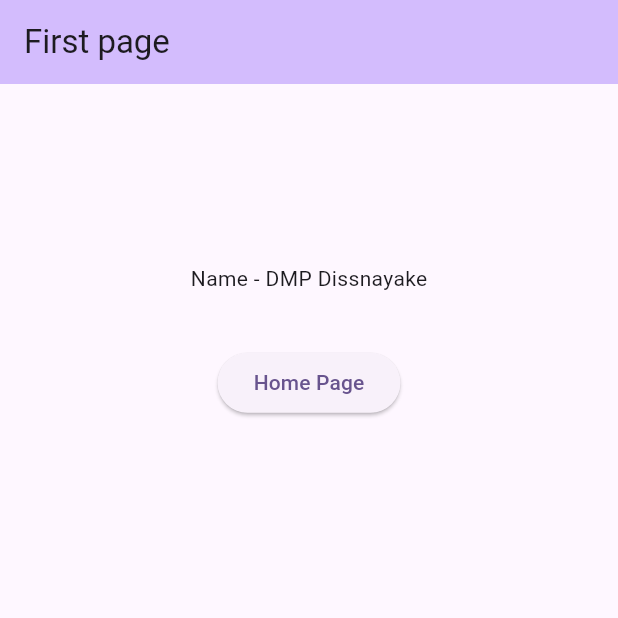
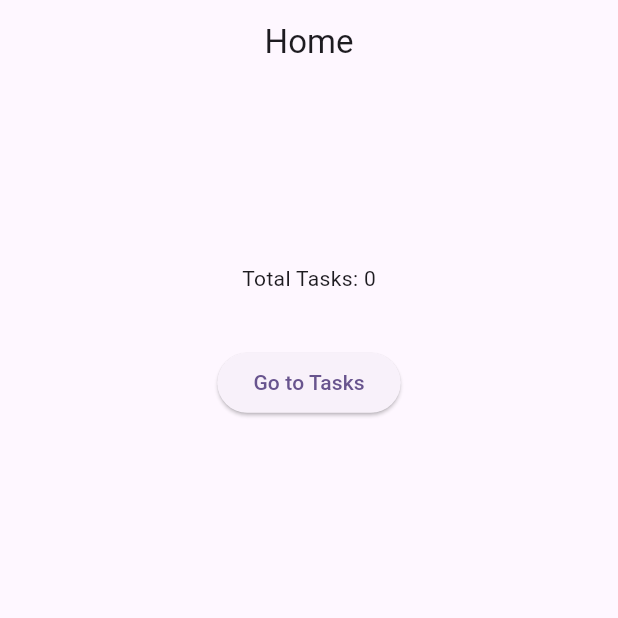
Before and after one commit to DMPDissanayake/flutter-state-management, a Flutter app: the screen it shows after launch, on a phone screen of 412 x 824 dp, the top half of it. Run offline on Flutter 3.47's test engine with Material 3 defaults, Android fonts, the phone set to English and light mode, and no system bars; our stand-ins replace flutter_screenutil.

```diff
--- a/lib/app.dart
+++ b/lib/app.dart
@@ -1,7 +1,8 @@
 import 'package:flutter/material.dart';
 import 'package:flutter_screenutil/flutter_screenutil.dart';
-import 'package:test_bloc/data.dart';
-import 'package:test_bloc/first_page.dart';
+import 'package:test_bloc/providers/repository_inheritend.dart';
+import 'package:test_bloc/repository/task_repository.dart';
+import 'package:test_bloc/views/home_view.dart';
 
 class MyApp extends StatelessWidget {
   const MyApp({super.key});
@@ -12,14 +13,15 @@ class MyApp extends StatelessWidget {
       designSize: const Size(360, 690),
       minTextAdapt: true,
       splitScreenMode: true,
-      child: Data(
+      child: RepositoryInheritend(
+        repository: TaskRepository(),
         child: MaterialApp(
           title: 'Flutter Inheritend',
           theme: ThemeData(
             colorScheme: ColorScheme.fromSeed(seedColor: Colors.deepPurple),
             useMaterial3: true,
           ),
-          home: FirstPage(),
+          home: HomeView(),
         ),
       ),
     );
--- a/lib/data.dart
+++ /dev/null
@@ -1,16 +0,0 @@
-import 'package:flutter/material.dart';
-
-class Data extends InheritedWidget {
-  String name = 'DMP Dissnayake';
-
-  Data({required super.child});
-
-  static Data? maybeOf(BuildContext context) {
-    return context.dependOnInheritedWidgetOfExactType<Data>();
-  }
-
-  @override
-  bool updateShouldNotify(Data oldWidget) {
-    return name != oldWidget.name;
-  }
-}
--- /dev/null
+++ b/lib/data/task.dart
@@ -0,0 +1,15 @@
+class Task {
+  final String title;
+  final String description;
+  final bool isDone;
+
+  Task({required this.title, required this.description, required this.isDone});
+
+  Task copyWith({String? title, String? description, bool? isDone}) {
+    return Task(
+      title: title ?? this.title,
+      description: description ?? this.description,
+      isDone: isDone ?? this.isDone,
+    );
+  }
+}
--- a/lib/first_page.dart
+++ /dev/null
@@ -1,46 +0,0 @@
-import 'package:flutter/material.dart';
-import 'package:flutter_screenutil/flutter_screenutil.dart';
-import 'package:test_bloc/data.dart';
-import 'package:test_bloc/home_.dart';
-
-class FirstPage extends StatefulWidget {
-  const FirstPage({super.key});
-
-  @override
-  State<FirstPage> createState() => _FirstPageState();
-}
-
-class _FirstPageState extends State<FirstPage> {
-  @override
-  Widget build(BuildContext context) {
-    var data = Data.maybeOf(context);
-    return Scaffold(
-      appBar: AppBar(
-        backgroundColor: Theme.of(context).colorScheme.inversePrimary,
-        title: Text('First page'),
-      ),
-      body: Center(
-        child: Column(
-          crossAxisAlignment: CrossAxisAlignment.center,
-          children: [
-            SizedBox(height: 100.h),
-            Text('Name - ${data?.name}'),
-            SizedBox(height: 30.h),
-            ElevatedButton(
-              onPressed: () async {
-                await Navigator.push(
-                  context,
-                  MaterialPageRoute(
-                    builder: (context) => const MyHomePage(title: 'Home Page'),
-                  ),
-                );
-                setState(() {});
-              },
-              child: Text('Home Page'),
-            ),
-          ],
-        ),
-      ),
-    );
-  }
-}
--- a/lib/main.dart
+++ b/lib/main.dart
@@ -1,7 +1,5 @@
 import 'package:flutter/material.dart';
-import 'package:flutter_screenutil/flutter_screenutil.dart';
 import 'package:test_bloc/app.dart';
-import 'package:test_bloc/first_page.dart';
 
 void main() {
   runApp(const MyApp());
--- /dev/null
+++ b/lib/providers/repository_inheritend.dart
@@ -0,0 +1,20 @@
+import 'package:flutter/material.dart';
+import 'package:test_bloc/repository/task_repository.dart';
+
+class RepositoryInheritend extends InheritedWidget {
+  final TaskRepository repository;
+
+  RepositoryInheritend({
+    super.key,
+    required super.child,
+    required this.repository,
+  });
+
+  static RepositoryInheritend of(BuildContext context) =>
+      context.dependOnInheritedWidgetOfExactType<RepositoryInheritend>()!;
+
+  @override
+  bool updateShouldNotify(covariant RepositoryInheritend oldWidget) {
+    return repository != oldWidget.repository;
+  }
+}
--- /dev/null
+++ b/lib/repository/task_repository.dart
@@ -0,0 +1,21 @@
+import '../data/task.dart';
+
+class TaskRepository {
+  final List<Task> _tasks = [];
+
+  List<Task> getTasks() {
+    return _tasks;
+  }
+
+  void addTask(Task task) {
+    _tasks.add(task);
+  }
+
+  void toggleTask(int index) {
+    _tasks[index] = _tasks[index].copyWith(isDone: !_tasks[index].isDone);
+  }
+
+  void deleteTask(int index) {
+    _tasks.removeAt(index);
+  }
+}
--- /dev/null
+++ b/lib/views/home_view.dart
@@ -0,0 +1,40 @@
+import 'package:flutter/material.dart';
+import 'package:flutter_screenutil/flutter_screenutil.dart';
+import 'package:test_bloc/providers/repository_inheritend.dart';
+import 'package:test_bloc/views/task_view.dart';
+
+class HomeView extends StatefulWidget {
+  const HomeView({super.key});
+
+  @override
+  State<HomeView> createState() => _HomeViewState();
+}
+
+class _HomeViewState extends State<HomeView> {
+  @override
+  Widget build(BuildContext context) {
+    final repository = RepositoryInheritend.of(context).repository;
+    return Scaffold(
+      appBar: AppBar(title: const Text('Home'), centerTitle: true),
+      body: Center(
+        child: Column(
+          children: [
+            SizedBox(height: 100.h),
+            Text('Total Tasks: ${repository.getTasks().length}'),
+            SizedBox(height: 30.h),
+            ElevatedButton(
+              onPressed: () async {
+                await Navigator.push(
+                  context,
+                  MaterialPageRoute(builder: (context) => const TaskView()),
+                );
+                setState(() {});
+              },
+              child: Text('Go to Tasks'),
+            ),
+          ],
+        ),
+      ),
+    );
+  }
+}
```
Also changed, not shown: lib/home_.dart (deleted, +0 -58 lines), lib/views/task_view.dart (added, +120 -0 lines).
